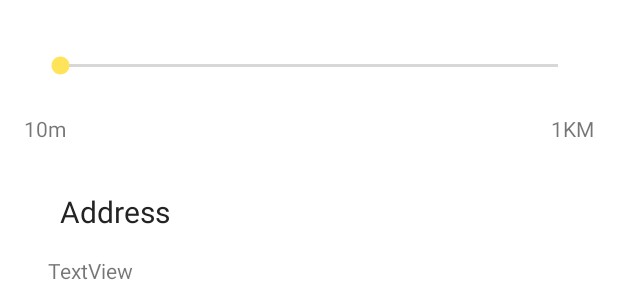
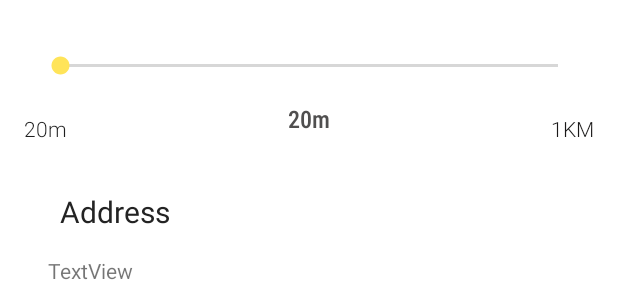
Before and after one commit to OmkarSsawant/Digital-Time, an Android app: the layout bottom_sheet_campus_select.xml on its own in the app's theme, with its tools: preview values and no code run, on a phone screen of 412 x 824 dp. Shown: the part 257-557 px from the top of the screen. Run offline under Robolectric (Android 15) with nearby library versions, the light colour scheme and no system bars.

Commit message:
live campus meter added

```diff
--- a/app/src/main/java/com/visionDev/digital_time/ui/components/CampusSelectBottomSheet.java
+++ b/app/src/main/java/com/visionDev/digital_time/ui/components/CampusSelectBottomSheet.java
@@ -69,7 +69,7 @@ public class CampusSelectBottomSheet extends BottomSheetDialogFragment implement
         selectBinding.address.setText(campus.getAddress());
         selectBinding.seekBar.setOnSeekBarChangeListener(this);
         selectBinding.button.setOnClickListener(v->{
-            campus.setRange(radius);
+            campus.setRange(Math.max(radius,10));
         activityViewModel.saveCampus(campus, new FutureListener<Campus>() {
             @Override
             public void onSuccess(Campus result) {
@@ -96,7 +96,7 @@ public class CampusSelectBottomSheet extends BottomSheetDialogFragment implement
 
     @Override
     public void onProgressChanged(SeekBar seekBar, int i, boolean b) {
-
+        selectBinding.range.setText(i+" m");
     }
 
     @Override
--- a/app/src/main/res/layout/bottom_sheet_campus_select.xml
+++ b/app/src/main/res/layout/bottom_sheet_campus_select.xml
@@ -93,7 +93,7 @@
         app:layout_constraintStart_toStartOf="parent"
         app:layout_constraintTop_toBottomOf="@+id/in_campus_name">
 
-        <!--    min will be 10 , so area ranges from 10m - 1000m-->
+        <!--    min will be 20 , so area ranges from 20m - 1000m-->
         <SeekBar
             android:id="@+id/seekBar"
             android:layout_width="0dp"
@@ -101,7 +101,7 @@
             android:layout_marginStart="24dp"
             android:layout_marginTop="32dp"
             android:layout_marginEnd="24dp"
-            android:max="990"
+            android:max="980"
             android:padding="7dp"
             app:layout_constraintEnd_toEndOf="parent"
             app:layout_constraintStart_toStartOf="parent"
@@ -123,7 +123,9 @@
             android:layout_height="wrap_content"
             android:layout_marginStart="16dp"
             android:layout_marginTop="16dp"
-            android:text="10m"
+            android:fontFamily="sans-serif-light"
+            android:text="20m"
+            android:textColor="#1E1E1E"
             app:layout_constraintStart_toStartOf="parent"
             app:layout_constraintTop_toBottomOf="@+id/seekBar" />
 
@@ -133,8 +135,23 @@
             android:layout_height="wrap_content"
             android:layout_marginTop="16dp"
             android:layout_marginEnd="16dp"
+            android:fontFamily="sans-serif-light"
             android:text="1KM"
+            android:textColor="#191818"
             app:layout_constraintEnd_toEndOf="parent"
+            app:layout_constraintTop_toBottomOf="@+id/seekBar" />
+
+        <TextView
+            android:id="@+id/range"
+            android:layout_width="wrap_content"
+            android:layout_height="wrap_content"
+            android:layout_marginTop="8dp"
+            android:fontFamily="sans-serif-condensed-medium"
+            android:text="20m"
+            android:textColor="#504F4F"
+            android:textSize="16sp"
+            app:layout_constraintEnd_toStartOf="@+id/textView4"
+            app:layout_constraintStart_toEndOf="@+id/textView3"
             app:layout_constraintTop_toBottomOf="@+id/seekBar" />
     </androidx.constraintlayout.widget.ConstraintLayout>
 
```
